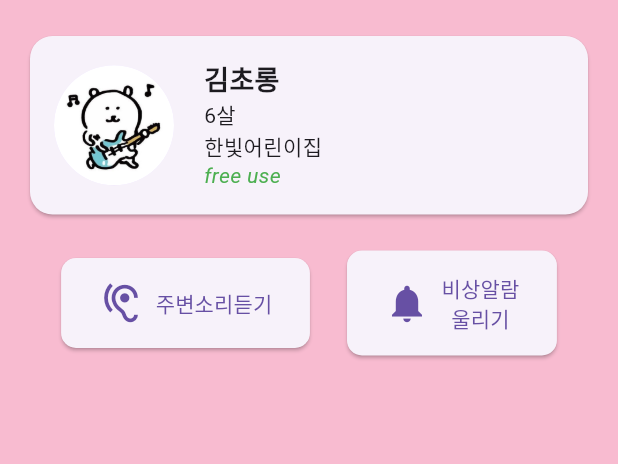
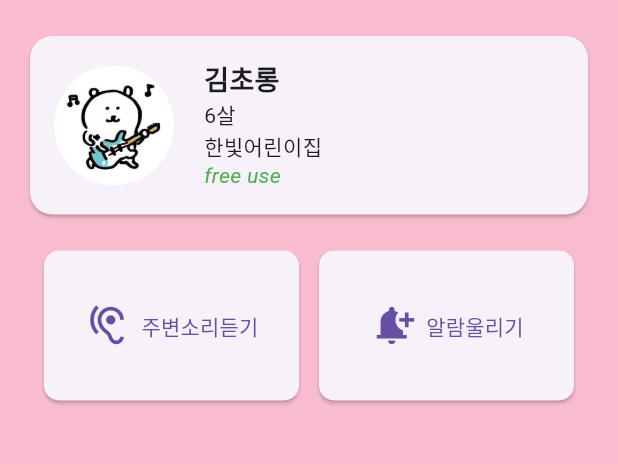
Before and after one commit to yuhaeun-la/LG_Flutter, a Flutter app: the screen it shows after launch, on a phone screen of 412 x 824 dp, the part 165-629 px from its top. Run offline on Flutter 3.47's test engine with Material 3 defaults, Android fonts, the phone set to English and light mode, and no system bars.

Commit message:
feature:: 버튼 사이즈 조절 완료

```diff
--- a/lib/ui/views/buttons/home_button.dart
+++ b/lib/ui/views/buttons/home_button.dart
@@ -1,11 +1,11 @@
 import 'package:flutter/material.dart';
 
-class CustomButton extends StatelessWidget {
+class HomeButton extends StatelessWidget {
   final IconData icon;
   final String label;
   final VoidCallback onPressed;
 
-  const CustomButton({
+  const HomeButton({
     super.key,
     required this.icon,
     required this.label,
@@ -15,8 +15,8 @@ class CustomButton extends StatelessWidget {
   @override
   Widget build(BuildContext context) {
     return SizedBox(
-      width: 100,
-      height: 60,
+      width: 170,
+      height: 100,
       child: ElevatedButton.icon(
         onPressed: onPressed,
         icon: Icon(icon, size: 30),
@@ -26,7 +26,6 @@ class CustomButton extends StatelessWidget {
             borderRadius: BorderRadius.circular(10),
           ),
           padding: const EdgeInsets.symmetric(vertical: 15, horizontal: 25),
-          fixedSize: const Size(200, 30)
         ),
       ),
     );
--- a/lib/ui/views/home_view.dart
+++ b/lib/ui/views/home_view.dart
@@ -1,4 +1,6 @@
 import 'package:flutter/material.dart';
+import 'package:little_guardian/ui/views/buttons/home_button.dart';
+// import 'package:little_guardian/lib/ui/views/buttons/home_button.dart';
 
 class HomeView extends StatelessWidget {
   const HomeView({super.key});
@@ -78,37 +80,39 @@ class HomeView extends StatelessWidget {
                 Row(
                   mainAxisAlignment: MainAxisAlignment.spaceEvenly,
                   children: [
-                    ElevatedButton.icon(
-                      onPressed: () {
-                        // Implement your action here
-                      },
-                      icon: const Icon(Icons.hearing, size: 30),
-                      label: const Text('주변소리듣기'),
-                      style: ElevatedButton.styleFrom(
-                        shape: RoundedRectangleBorder(
-                          borderRadius: BorderRadius.circular(10),
-                        ),
-                        padding: const EdgeInsets.symmetric(
-                            vertical: 15, horizontal: 25),
-                      ),
-                    ),
-                    ElevatedButton.icon(
-                      onPressed: () {
-                        // Implement your action here
-                      },
-                      icon: const Icon(Icons.notifications, size: 30),
-                      label: const Text(
-                        '비상알람\n울리기',
-                        textAlign: TextAlign.center,
-                      ),
-                      style: ElevatedButton.styleFrom(
-                        shape: RoundedRectangleBorder(
-                          borderRadius: BorderRadius.circular(10),
-                        ),
-                        padding: const EdgeInsets.symmetric(
-                            vertical: 15, horizontal: 25),
-                      ),
-                    ),
+                    HomeButton(icon: Icons.hearing, label: '주변소리듣기', onPressed: (){}),
+                    HomeButton(icon: Icons.notification_add, label: '알람울리기', onPressed: (){})
+                    // ElevatedButton.icon(
+                    //   onPressed: () {
+                    //     // Implement your action here
+                    //   },
+                    //   icon: const Icon(Icons.hearing, size: 30),
+                    //   label: const Text('주변소리듣기'),
+                    //   style: ElevatedButton.styleFrom(
+                    //     shape: RoundedRectangleBorder(
+                    //       borderRadius: BorderRadius.circular(10),
+                    //     ),
+                    //     padding: const EdgeInsets.symmetric(
+                    //         vertical: 15, horizontal: 25),
+                    //   ),
+                    // ),
+                    // ElevatedButton.icon(
+                    //   onPressed: () {
+                    //     // Implement your action here
+                    //   },
+                    //   icon: const Icon(Icons.notifications, size: 30),
+                    //   label: const Text(
+                    //     '비상알람\n울리기',
+                    //     textAlign: TextAlign.center,
+                    //   ),
+                    //   style: ElevatedButton.styleFrom(
+                    //     shape: RoundedRectangleBorder(
+                    //       borderRadius: BorderRadius.circular(10),
+                    //     ),
+                    //     padding: const EdgeInsets.symmetric(
+                    //         vertical: 15, horizontal: 25),
+                    //   ),
+                    // ),
                   ],
                 ),
               ],
```
